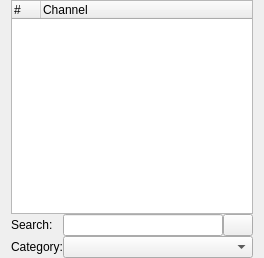
Before: the Qt Designer form src/ui/PlaylistWidget.ui in ntadej/tano, drawn with Qt 5.
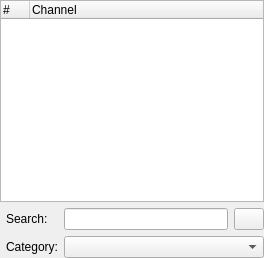
After: the same form once the commit is applied. Icons and pictures are not drawn.

The edit to the form file:
```diff
--- a/src/ui/PlaylistWidget.ui
+++ b/src/ui/PlaylistWidget.ui
@@ -10,17 +10,11 @@
     <height>258</height>
    </rect>
   </property>
-  <layout class="QVBoxLayout" name="verticalLayout">
-   <property name="spacing">
+  <layout class="QGridLayout" name="gridLayout_2">
+   <property name="margin">
     <number>0</number>
    </property>
-   <property name="topMargin">
-    <number>0</number>
-   </property>
-   <property name="bottomMargin">
-    <number>0</number>
-   </property>
-   <item>
+   <item row="0" column="0" colspan="4">
     <widget class="QTreeWidget" name="treeWidget">
      <property name="animated">
       <bool>true</bool>
@@ -40,34 +34,10 @@
      </column>
     </widget>
    </item>
-   <item>
-    <layout class="QGridLayout" name="gridLayout">
-     <property name="verticalSpacing">
-      <number>0</number>
-     </property>
-     <item row="0" column="0">
-      <widget class="QLabel" name="labelSearch">
-       <property name="text">
-        <string>Search:</string>
-       </property>
-      </widget>
-     </item>
-     <item row="1" column="0">
-      <widget class="QLabel" name="labelCategory">
-       <property name="text">
-        <string>Category:</string>
-       </property>
-      </widget>
-     </item>
-     <item row="1" column="1">
-      <widget class="QComboBox" name="categoryBox"/>
-     </item>
-     <item row="0" column="1">
-      <layout class="QHBoxLayout" name="horizontalLayout_2">
-       <item>
+   <item row="1" column="2">
         <widget class="QLineEdit" name="searchEdit"/>
        </item>
-       <item>
+   <item row="1" column="3">
         <widget class="QPushButton" name="pushButton">
          <property name="maximumSize">
           <size>
@@ -84,9 +54,26 @@
          </property>
         </widget>
        </item>
-      </layout>
-     </item>
-    </layout>
+   <item row="2" column="2" colspan="2">
+    <widget class="QComboBox" name="categoryBox">
+     <property name="maxVisibleItems">
+      <number>20</number>
+     </property>
+    </widget>
+   </item>
+   <item row="1" column="1">
+    <widget class="QLabel" name="labelSearch">
+     <property name="text">
+      <string>Search:</string>
+     </property>
+    </widget>
+   </item>
+   <item row="2" column="1">
+    <widget class="QLabel" name="labelCategory">
+     <property name="text">
+      <string>Category:</string>
+     </property>
+    </widget>
    </item>
   </layout>
  </widget>
```
Left out of the diff: 3 changed lines with no effect on the pictures. Lines whose indentation alone changed are shown as unchanged.
